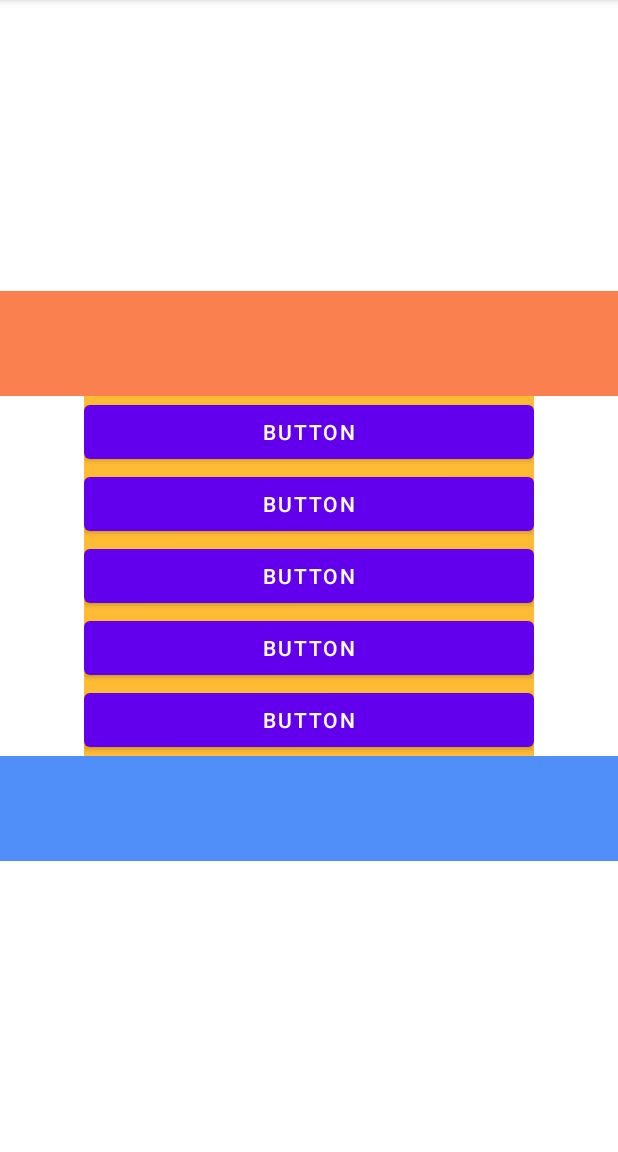
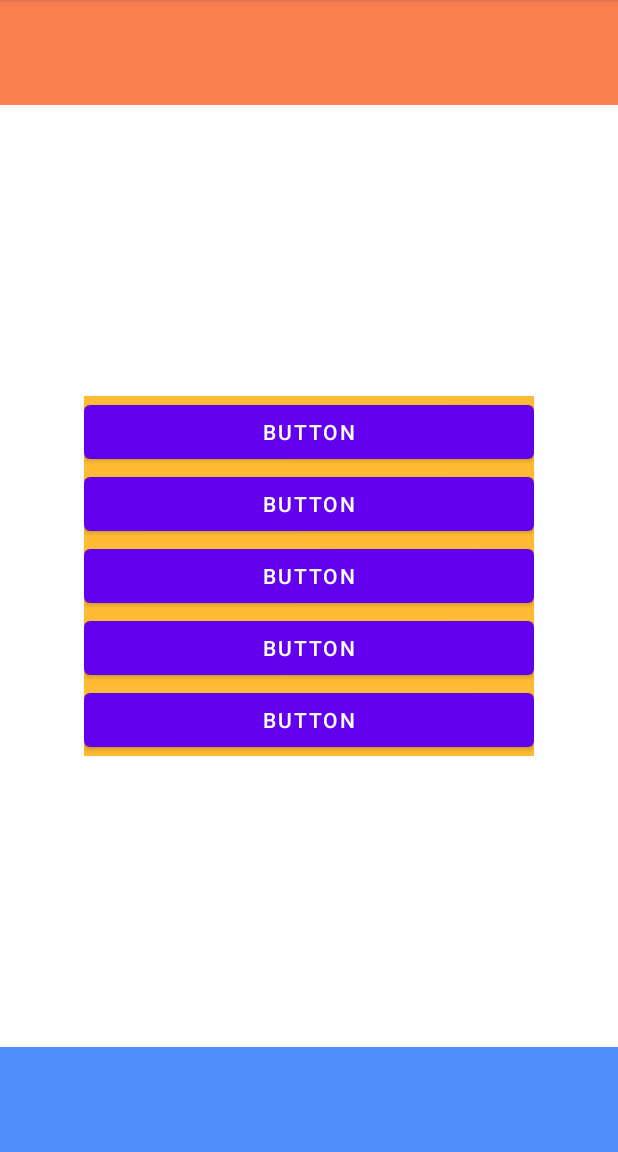
Before and after one commit to d0wnvk/android-task-19-9, an Android app: the screen it shows after launch (MainActivity), on a phone screen of 412 x 824 dp, the part 84-1236 px from its top. Run offline under Robolectric (Android 15) with nearby library versions, the light colour scheme and no system bars.

Commit message:
линейный лейаут заменил на фрейм лейаут и сразу стала гравити работать штатно

```diff
--- a/app/src/main/res/layout/activity_main.xml
+++ b/app/src/main/res/layout/activity_main.xml
@@ -3,19 +3,20 @@
     xmlns:tools="http://schemas.android.com/tools"
     android:layout_width="match_parent"
     android:layout_height="match_parent"
-    android:orientation="vertical"
     tools:context=".MainActivity">
 
 
-    <LinearLayout
+    <FrameLayout
         android:layout_width="match_parent"
         android:layout_height="match_parent"
-        android:gravity="center"
-        android:orientation="vertical">
+        android:orientation="vertical"
+        >
+        <!--no gravity at this level -->
+
 
         <!-- upper frame for menu -->
         <FrameLayout
-            android:layout_width="427dp"
+            android:layout_width="match_parent"
             android:layout_height="wrap_content"
             android:gravity="center_horizontal">
 
@@ -27,12 +28,15 @@
         </FrameLayout>
 
 
+
+
         <!-- middle frame for buttons -->
         <LinearLayout
             android:layout_width="300dp"
             android:layout_height="wrap_content"
             android:background="@android:color/holo_orange_light"
             android:orientation="vertical"
+            android:layout_gravity="center"
             android:layout_constraintBottom_toTopOf="@id/bottom_container"
             android:layout_constraintLeft_toLeftOf="parent"
             android:layout_constraintRight_toRightOf="parent"
@@ -78,17 +82,17 @@
         <FrameLayout
             android:layout_width="match_parent"
             android:layout_height="70dp"
-            android:gravity="center_horizontal">
+            android:layout_gravity="bottom"
+            >
 
             <FrameLayout
                 android:layout_width="match_parent"
-                android:layout_height="90dp"
-                android:layout_gravity="bottom"
+                android:layout_height="match_parent"
                 android:background="#508EFA" />
         </FrameLayout>
 
 
-    </LinearLayout>
+    </FrameLayout>
 
 
 </androidx.constraintlayout.widget.ConstraintLayout>
```
